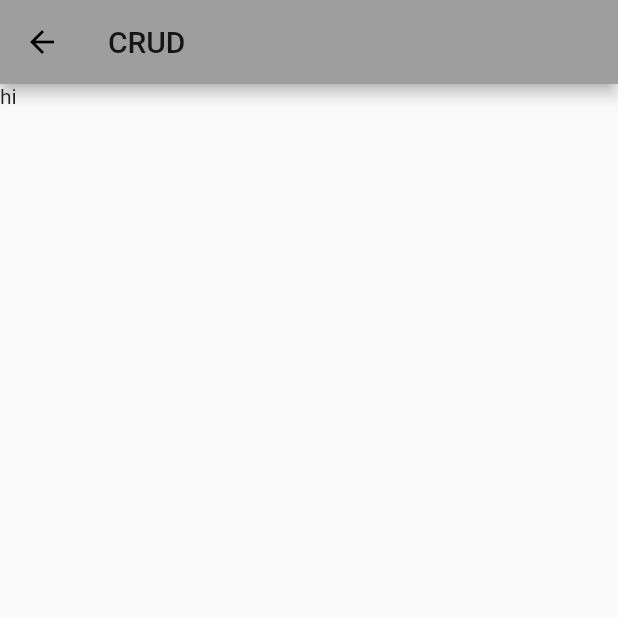
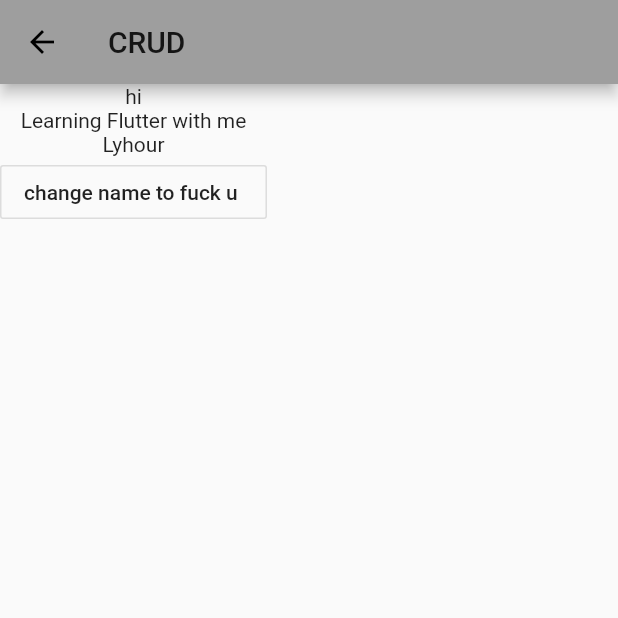
Before and after one commit to LyhourChhen/learning_flutter_with_me, a Flutter app: the screen it shows after launch, after a tap on "CRUD", on a phone screen of 412 x 824 dp, the top half of it. Run offline on Flutter 3.47's test engine with Material 2 defaults, Android fonts, the phone set to English and light mode, and no system bars; our stand-ins replace dio.

Commit message:
update learning with provider

```diff
--- a/lib/examples/crud_screen.dart
+++ b/lib/examples/crud_screen.dart
@@ -1,5 +1,7 @@
 import 'package:flutter/cupertino.dart';
 import 'package:flutter/material.dart';
+import 'package:learning_flutter_with_lyhour/providers/global_configuration.dart';
+import 'package:provider/provider.dart';
 
 class CrudScreen extends StatefulWidget {
   static const route = '/crudscreen';
@@ -10,14 +12,32 @@ class CrudScreen extends StatefulWidget {
 class _CrudScreenState extends State<CrudScreen> {
   @override
   Widget build(BuildContext context) {
+    var globalConfigState = Provider.of<GlobalConfigurationProvider>(context);
     return Material(
       child: Scaffold(
         appBar: AppBar(
           title: Text("CRUD"),
         ),
         body: SafeArea(
-          child: Container(
-            child: Text("hi"),
+          child: Column(
+            children: [
+              Container(
+                child: Text("hi"),
+              ),
+              Container(
+                child: Text(
+                    Provider.of<GlobalConfigurationProvider>(context).appName),
+              ),
+              Text(globalConfigState.author),
+              OutlineButton(
+                onPressed: () {
+                  Provider.of<GlobalConfigurationProvider>(context,
+                          listen: false)
+                      .changeAuthorName(newName: "fuck u ");
+                },
+                child: Text("change name to fuck u "),
+              )
+            ],
           ),
         ),
       ),
--- a/lib/main.dart
+++ b/lib/main.dart
@@ -1,6 +1,15 @@
 import 'package:flutter/material.dart';
 import 'package:learning_flutter_with_lyhour/app/apps.dart';
+import 'package:learning_flutter_with_lyhour/providers/global_configuration.dart';
+import 'package:provider/provider.dart';
 
 void main() {
-  runApp(MyApp());
+  runApp(
+    MultiProvider(
+      providers: [
+        ChangeNotifierProvider.value(value: GlobalConfigurationProvider())
+      ],
+      child: MyApp(),
+    ),
+  );
 }
--- /dev/null
+++ b/lib/providers/global_configuration.dart
@@ -0,0 +1,11 @@
+import 'package:flutter/material.dart';
+
+class GlobalConfigurationProvider with ChangeNotifier {
+  String appName = "Learning Flutter with me";
+  String author = "Lyhour";
+
+  void changeAuthorName({String newName}) {
+    author = newName;
+    notifyListeners();
+  }
+}
--- a/pubspec.yaml
+++ b/pubspec.yaml
@@ -10,6 +10,7 @@ dependencies:
     sdk: flutter
   dio: ^3.0.10
   cupertino_icons: ^1.0.0
+  provider: ^4.3.2+2
 dev_dependencies:
   flutter_test:
     sdk: flutter
```
Also changed, not shown: pubspec.lock.
